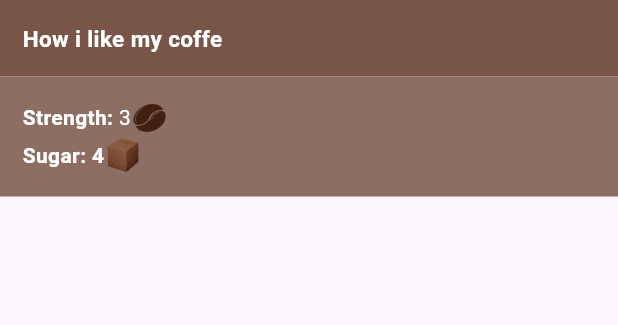
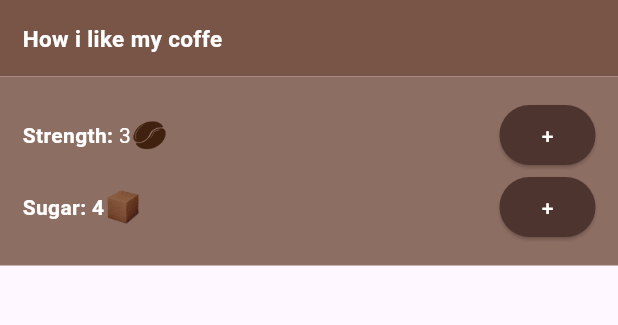
Before and after one commit to Salahudin-cloud/flutter-crash-course, a Flutter app: the screen it shows after launch, on a phone screen of 412 x 824 dp, the part 84-409 px from its top. Run offline on Flutter 3.47's test engine with Material 3 defaults, Android fonts, the phone set to English and light mode, and no system bars.

Commit message:
learn/button-press-event

```diff
--- a/lib/coffee_prefs.dart
+++ b/lib/coffee_prefs.dart
@@ -24,7 +24,21 @@ class CoffeePrefs extends StatelessWidget {
                 colorBlendMode: BlendMode.multiply),
             const SizedBox(
               width: 50,
-            )
+            ),
+            const Expanded(child: SizedBox()),
+            ElevatedButton(
+                style: ElevatedButton.styleFrom(
+                    backgroundColor: Colors.brown[800],
+                    foregroundColor: Colors.white),
+                onPressed: () {
+                  ScaffoldMessenger.of(context).showSnackBar(
+                    const SnackBar(
+                      content: Text("Inc Strength 1"),
+                      duration: Duration(milliseconds: 500),
+                    ),
+                  );
+                },
+                child: const Text("+")),
           ],
         ),
         Row(
@@ -47,7 +61,21 @@ class CoffeePrefs extends StatelessWidget {
             ),
             const SizedBox(
               width: 50,
-            )
+            ),
+            const Expanded(child: SizedBox()),
+            ElevatedButton(
+                style: ElevatedButton.styleFrom(
+                    backgroundColor: Colors.brown[800],
+                    foregroundColor: Colors.white),
+                onPressed: () {
+                  ScaffoldMessenger.of(context).showSnackBar(
+                    const SnackBar(
+                      content: Text("Inc Sugar 1"),
+                      duration: Duration(milliseconds: 500),
+                    ),
+                  );
+                },
+                child: const Text("+")),
           ],
         )
       ],
```
